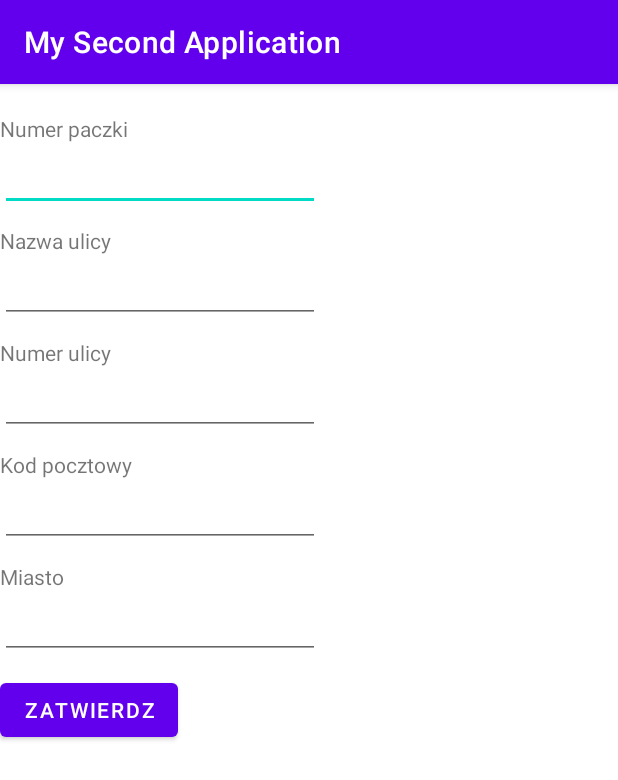
After one commit to Bruno-en/Recycleview_project, an Android app: the AddPackageActivity screen opened directly, with no data from a screen before it, on a phone screen of 412 x 824 dp. The commit adds this screen. Shown: the top 780 px of the screen. Run offline under Robolectric (Android 15) with nearby library versions, the phone set to English and light mode, and no system bars.

```diff
--- a/app/src/main/AndroidManifest.xml
+++ b/app/src/main/AndroidManifest.xml
@@ -9,6 +9,7 @@
         android:roundIcon="@mipmap/ic_launcher_round"
         android:supportsRtl="true"
         android:theme="@style/Theme.MySecondApplication">
+        <activity android:name=".AddPackageActivity"></activity>
         <activity android:name=".MainActivity">
             <intent-filter>
                 <action android:name="android.intent.action.MAIN" />
--- /dev/null
+++ b/app/src/main/java/com/example/mysecondapplication/AddPackageActivity.java
@@ -0,0 +1,69 @@
+package com.example.mysecondapplication;
+
+import androidx.appcompat.app.AppCompatActivity;
+
+import android.app.Application;
+import android.content.Context;
+import android.content.Intent;
+import android.os.Bundle;
+import android.text.TextUtils;
+import android.view.View;
+import android.widget.Button;
+import android.widget.EditText;
+
+public class AddPackageActivity extends AppCompatActivity {
+    private Button confirmButton;
+    private EditText editText1;
+    private EditText editText2;
+    private EditText editText3;
+    private EditText editText4;
+    private EditText editText5;
+
+    @Override
+    protected void onCreate(Bundle savedInstanceState) {
+        super.onCreate(savedInstanceState);
+        setContentView(R.layout.activity_add_package);
+        confirmButton = findViewById(R.id.button_confirm);
+        editText1 = findViewById(R.id.editText1);
+        editText2 = findViewById(R.id.editText2);
+        editText3 = findViewById(R.id.editText3);
+        editText4 = findViewById(R.id.editText4);
+        editText5 = findViewById(R.id.editText5);
+
+        confirmButton.setOnClickListener(new View.OnClickListener() {
+            @Override
+            public void onClick(View v) {
+                String text1 = editText1.getText().toString();
+                if(TextUtils.isEmpty(text1)) {
+                    editText1.setError("To pole nie może być puste");
+                    return;
+                }
+                String text2 = editText2.getText().toString();
+                if(TextUtils.isEmpty(text2)) {
+                    editText2.setError("To pole nie może być puste");
+                    return;
+                }
+                String text3 = editText3.getText().toString();
+                if(TextUtils.isEmpty(text3)) {
+                    editText3.setError("To pole nie może być puste");
+                    return;
+                }
+                String text4 = editText4.getText().toString();
+                if(TextUtils.isEmpty(text4)) {
+                    editText4.setError("To pole nie może być puste");
+                    return;
+                }
+                String text5 = editText5.getText().toString();
+                if(TextUtils.isEmpty(text5)) {
+                    editText5.setError("To pole nie może być puste");
+                    return;
+                }
+                Intent intent = new Intent();
+                Package newPacage = new Package(text1,text2,text3,text4,text5);
+                intent.putExtra("dodanaPaczka", newPacage);
+                setResult(RESULT_OK, intent);
+                finish();
+            }
+        });
+    }
+}
--- /dev/null
+++ b/app/src/main/res/layout/activity_add_package.xml
@@ -0,0 +1,93 @@
+<?xml version="1.0" encoding="utf-8"?>
+<androidx.appcompat.widget.LinearLayoutCompat xmlns:android="http://schemas.android.com/apk/res/android"
+    xmlns:app="http://schemas.android.com/apk/res-auto"
+    xmlns:tools="http://schemas.android.com/tools"
+    android:layout_width="match_parent"
+    android:layout_height="match_parent"
+    android:orientation="vertical"
+    tools:context=".AddPackageActivity">
+
+
+    <TextView
+        android:id="@+id/textView13"
+        android:layout_width="wrap_content"
+        android:layout_height="wrap_content"
+        android:layout_marginTop="20dp"
+        android:text="Numer paczki" />
+
+    <EditText
+        android:id="@+id/editText1"
+        android:layout_width="wrap_content"
+        android:layout_height="wrap_content"
+        android:ems="10"
+        android:layout_marginBottom="10dp"
+        android:inputType="textCapCharacters"
+        />
+
+    <TextView
+        android:id="@+id/textView14"
+        android:layout_width="wrap_content"
+        android:layout_height="wrap_content"
+        android:text="Nazwa ulicy" />
+
+    <EditText
+        android:id="@+id/editText2"
+        android:layout_width="wrap_content"
+        android:layout_height="wrap_content"
+        android:layout_marginBottom="10dp"
+        android:ems="10"
+        android:inputType="textCapWords"
+        />
+
+    <TextView
+        android:id="@+id/textView15"
+        android:layout_width="wrap_content"
+        android:layout_height="wrap_content"
+        android:text="Numer ulicy" />
+
+    <EditText
+        android:id="@+id/editText3"
+        android:layout_width="wrap_content"
+        android:layout_height="wrap_content"
+        android:layout_marginBottom="10dp"
+        android:inputType="number"
+        android:ems="10"
+        />
+
+    <TextView
+        android:id="@+id/textView16"
+        android:layout_width="wrap_content"
+        android:layout_height="wrap_content"
+        android:text="Kod pocztowy" />
+
+    <EditText
+        android:id="@+id/editText4"
+        android:layout_width="wrap_content"
+        android:layout_height="wrap_content"
+        android:layout_marginBottom="10dp"
+        android:ems="10"
+        android:inputType="text"
+        />
+
+    <TextView
+        android:id="@+id/textView17"
+        android:layout_width="wrap_content"
+        android:layout_height="wrap_content"
+        android:text="Miasto" />
+
+    <EditText
+        android:id="@+id/editText5"
+        android:layout_width="wrap_content"
+        android:layout_height="wrap_content"
+        android:ems="10"
+        android:inputType="textCapWords"
+        />
+
+    <Button
+        android:id="@+id/button_confirm"
+        android:layout_width="wrap_content"
+        android:layout_height="wrap_content"
+        android:layout_marginTop="10dp"
+        android:text="Zatwierdz" />
+
+</androidx.appcompat.widget.LinearLayoutCompat>
```
Also changed, not shown: app/src/main/java/com/example/mysecondapplication/MainActivity.java (+44 -0 lines), app/src/main/java/com/example/mysecondapplication/Package.java (+42 -1 lines), app/src/main/res/layout/activity_main.xml (+11 -0 lines).
